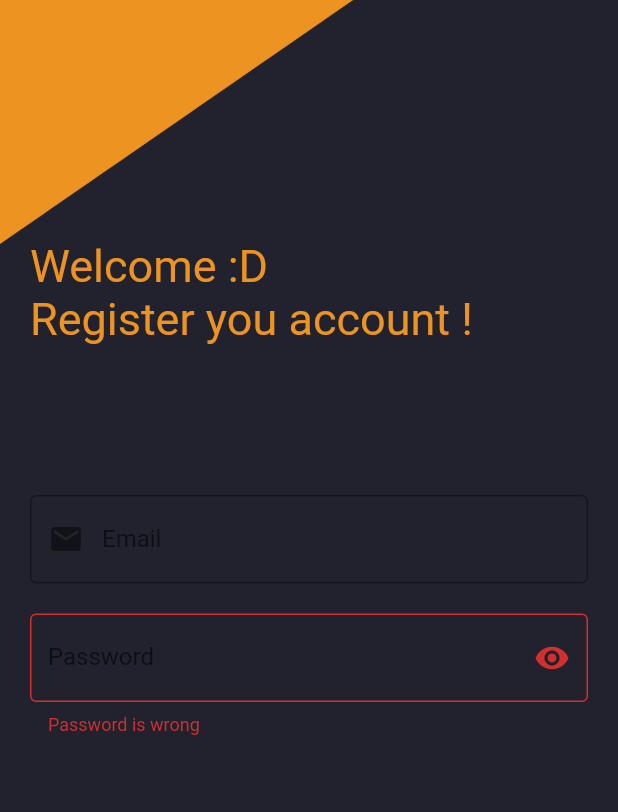
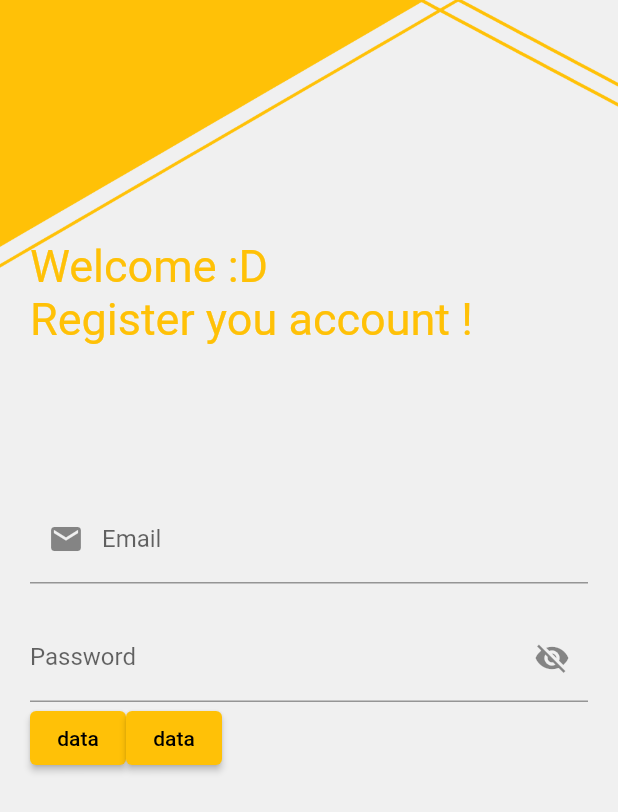
Before and after one commit to luisf4/chat-app-flutter, a Flutter app: the screen it shows after launch, on a phone screen of 412 x 824 dp. Shown: the top 812 px of the screen. Run offline on Flutter 3.47's test engine with Material 2 defaults, Android fonts, the phone set to English and light mode, and no system bars; our stand-ins replace firebase_core; accounts and stored records are empty.

Commit message:
loyout changed

```diff
--- a/lib/main.dart
+++ b/lib/main.dart
@@ -19,7 +19,7 @@ class MyApp extends StatefulWidget {
 class _MyAppState extends State<MyApp> {
   final emailController = TextEditingController();
   final passwordController = TextEditingController();
-  bool passwordVisible = false;
+  bool passwordInvisible = true;
 
   @override
   void initState() {
@@ -31,6 +31,15 @@ class _MyAppState extends State<MyApp> {
   @override
   Widget build(BuildContext context) {
     return MaterialApp(
+      theme: ThemeData(
+        primarySwatch: Colors.amber,
+        textTheme: TextTheme(
+          headline1: TextStyle(color: Colors.red),
+          headline2: TextStyle(color: Colors.red),
+          bodyText2: TextStyle(color: Colors.red),
+          subtitle1: TextStyle(color: Colors.red),
+        ),
+      ),
       home: SafeArea(
         child: Container(
           decoration: BoxDecoration(
@@ -54,20 +63,21 @@ class _MyAppState extends State<MyApp> {
                       "Welcome :D",
                       style: TextStyle(
                         fontSize: 30,
-                        color: Color.fromRGBO(236, 147, 34, 1),
+                        color: Colors.amber,
                       ),
                     ),
                     Text(
                       "Register you account !",
                       style: TextStyle(
                         fontSize: 30,
-                        color: Color.fromRGBO(236, 147, 34, 1),
+                        color: Colors.amber,
                       ),
                     ),
                     SizedBox(
                       height: 100,
                     ),
                     TextField(
+                      style: TextStyle(color: Colors.amber),
                       controller: emailController,
                       decoration: InputDecoration(
                         hintText: 'example@example.com',
@@ -81,7 +91,6 @@ class _MyAppState extends State<MyApp> {
                                 icon: Icon(Icons.close),
                                 onPressed: () => emailController.clear(),
                               ),
-                        border: OutlineInputBorder(),
                       ),
                       keyboardType: TextInputType.emailAddress,
                       textInputAction: TextInputAction.done,
@@ -90,21 +99,34 @@ class _MyAppState extends State<MyApp> {
                       height: 20,
                     ),
                     TextField(
+                      style: TextStyle(color: Colors.amber),
                       controller: passwordController,
                       decoration: InputDecoration(
                         hintText: 'password',
                         labelText: 'Password',
-                        errorText: 'Password is wrong',
                         suffixIcon: IconButton(
-                          icon: passwordVisible
+                          icon: passwordInvisible
                               ? Icon(Icons.visibility_off)
                               : Icon(Icons.visibility),
                           onPressed: () => setState(
-                              () => passwordVisible = !passwordVisible),
+                              () => passwordInvisible = !passwordInvisible),
                         ),
-                        border: OutlineInputBorder(),
                       ),
-                      obscureText: passwordVisible,
+                      obscureText: passwordInvisible,
+                    ),
+                    Row(
+                      children: [
+                        ElevatedButton(
+                          onPressed: () {},
+                          child: Text('data'),
+                        ),
+                        SizedBox(
+                          child: ElevatedButton(
+                            onPressed: () {},
+                            child: Text('data'),
+                          ),
+                        ),
+                      ],
                     )
                   ],
                 ),
```
Also changed, not shown: images/background.png.
